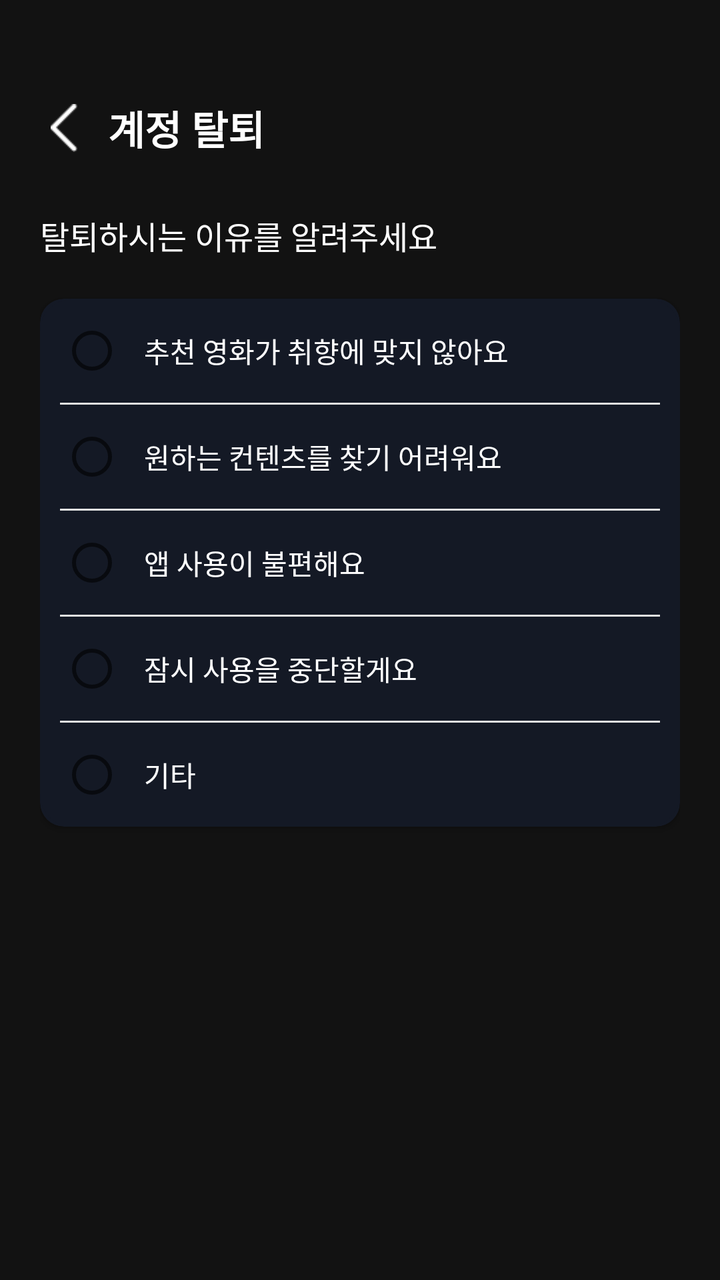
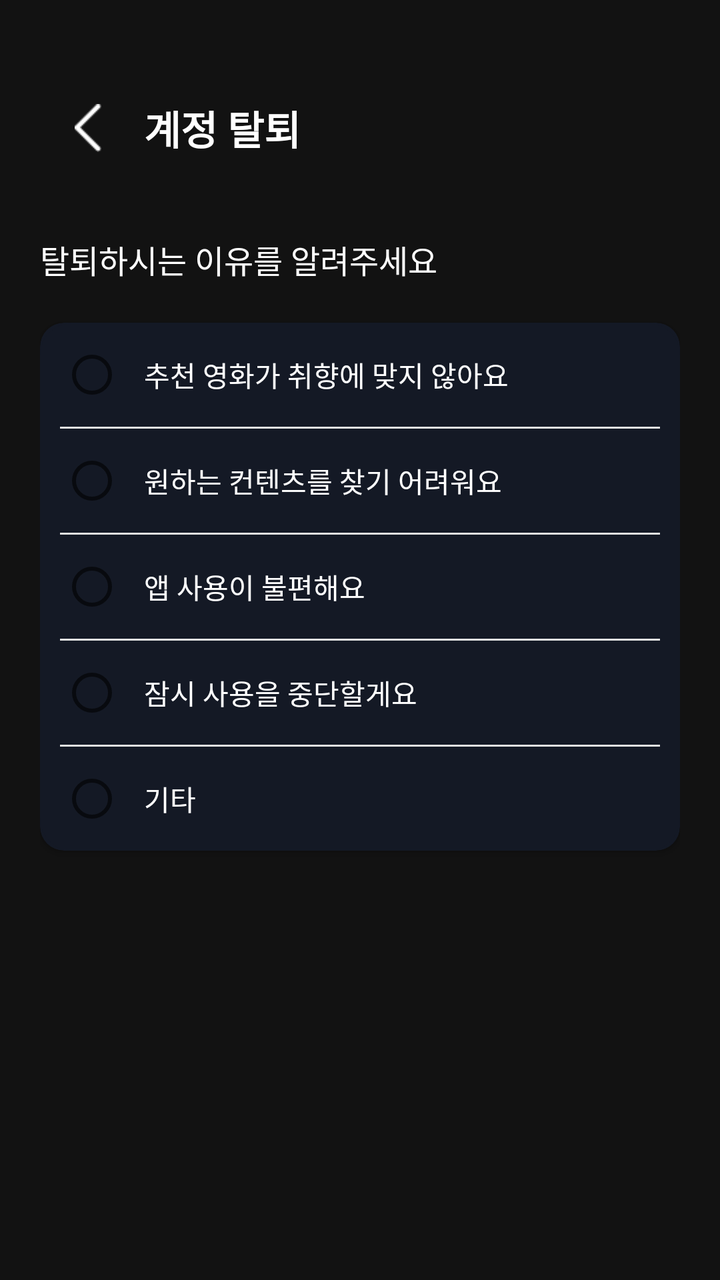

The first picture is an Android layout as it rendered before a commit; the second is the same layout after the commit. The layout source and the unified diff follow.
<!-- AndroidManifest.xml: activity theme Theme.AppCompat.Light.NoActionBar -->
<!-- res/layout/activity_delete_account.xml -->
<?xml version="1.0" encoding="utf-8"?>
<androidx.constraintlayout.widget.ConstraintLayout xmlns:android="http://schemas.android.com/apk/res/android"
    xmlns:app="http://schemas.android.com/apk/res-auto"
    xmlns:tools="http://schemas.android.com/tools"
    android:layout_width="match_parent"
    android:layout_height="match_parent"
    android:background="#121212"
    android:padding="20dp">

    <ImageView
        android:id="@+id/btn_back"
        android:layout_width="24dp"
        android:layout_height="24dp"
        android:src="@drawable/ic_back"
        app:tint="#FFFFFF"
        app:layout_constraintStart_toStartOf="parent"
        app:layout_constraintTop_toTopOf="parent"
        android:layout_marginTop="32dp"/>

    <TextView
        android:id="@+id/tv_title"
        android:layout_width="wrap_content"
        android:layout_height="wrap_content"
        android:text="계정 탈퇴"
        android:textColor="#FFFFFF"
        android:textSize="20sp"
        android:textStyle="bold"
        android:layout_marginStart="10dp"
        app:layout_constraintStart_toEndOf="@id/btn_back"
        app:layout_constraintTop_toTopOf="@id/btn_back"
        app:layout_constraintBottom_toBottomOf="@id/btn_back"/>

    <TextView
        android:id="@+id/tv_subtitle"
        android:layout_width="wrap_content"
        android:layout_height="wrap_content"
        android:text="탈퇴하시는 이유를 알려주세요"
        android:textColor="#FFFFFF"
        android:textSize="16sp"
        android:layout_marginTop="30dp"
        app:layout_constraintStart_toStartOf="parent"
        app:layout_constraintTop_toBottomOf="@id/btn_back"/>

    <androidx.cardview.widget.CardView
        android:id="@+id/card_reasons"
        android:layout_width="match_parent"
        android:layout_height="wrap_content"
        android:layout_marginTop="20dp"
        app:cardCornerRadius="12dp"
        app:cardBackgroundColor="#141925"
        app:layout_constraintTop_toBottomOf="@id/tv_subtitle">

        <RadioGroup
            android:id="@+id/radio_group_reasons"
            android:layout_width="match_parent"
            android:layout_height="wrap_content"
            android:background="@drawable/bg_rounded_navy"
            android:padding="10dp">

            <RadioButton
                android:id="@+id/rb_reason1"
                android:layout_width="match_parent"
                android:layout_height="wrap_content"
                android:text="추천 영화가 취향에 맞지 않아요"
                android:textColor="#FFFFFF"
                android:textSize="14sp"
                android:paddingStart="10dp"
                android:layout_marginBottom="10dp"/>

            <View android:layout_width="match_parent" android:layout_height="1dp" android:background="#E0E0E0"/>

            <RadioButton
                android:id="@+id/rb_reason2"
                android:layout_width="match_parent"
                android:layout_height="wrap_content"
                android:text="원하는 컨텐츠를 찾기 어려워요"
                android:textColor="#FFFFFF"
                android:textSize="14sp"
                android:paddingStart="10dp"
                android:layout_marginVertical="10dp"/>

            <View android:layout_width="match_parent" android:layout_height="1dp" android:background="#E0E0E0"/>

            <RadioButton
                android:id="@+id/rb_reason3"
                android:layout_width="match_parent"
                android:layout_height="wrap_content"
                android:text="앱 사용이 불편해요"
                android:textColor="#FFFFFF"
                android:textSize="14sp"
                android:paddingStart="10dp"
                android:layout_marginVertical="10dp"/>

            <View android:layout_width="match_parent" android:layout_height="1dp" android:background="#E0E0E0"/>

            <RadioButton
                android:id="@+id/rb_reason4"
                android:layout_width="match_parent"
                android:layout_height="wrap_content"
                android:text="잠시 사용을 중단할게요"
                android:textColor="#FFFFFF"
                android:textSize="14sp"
                android:paddingStart="10dp"
                android:layout_marginVertical="10dp"/>

            <View android:layout_width="match_parent" android:layout_height="1dp" android:background="#E0E0E0"/>

            <RadioButton
                android:id="@+id/rb_reason_etc"
                android:layout_width="match_parent"
                android:layout_height="wrap_content"
                android:text="기타"
                android:textColor="#FFFFFF"
                android:textSize="14sp"
                android:paddingStart="10dp"
                android:layout_marginTop="10dp"/>
        </RadioGroup>
    </androidx.cardview.widget.CardView>

    <EditText
        android:id="@+id/et_etc_reason"
        android:layout_width="match_parent"
        android:layout_height="120dp"
        android:layout_marginTop="16dp"
        android:background="@drawable/bg_rounded_white"
        android:hint="Enter the reason"
        android:gravity="top|start"
        android:padding="16dp"
        android:textSize="14sp"
        android:visibility="gone"
        app:layout_constraintTop_toBottomOf="@id/card_reasons"/>
    <Button
        android:id="@+id/btn_next"
        android:layout_width="match_parent"
        android:layout_height="56dp"
        android:text="계속하기"
        android:textColor="#FFFFFF"
        android:background="@drawable/bg_rounded_gray"
        android:visibility="gone"
        android:layout_marginBottom="30dp"
        app:layout_constraintBottom_toBottomOf="parent"
        app:layout_constraintStart_toStartOf="parent"
        app:layout_constraintEnd_toEndOf="parent"
        app:backgroundTint="@null"/>

</androidx.constraintlayout.widget.ConstraintLayout>
<!-- resources referenced by this layout -->
<resources>
  <!-- drawable bg_rounded_gray (drawable) -->
  <?xml version="1.0" encoding="utf-8"?>
  <shape xmlns:android="http://schemas.android.com/apk/res/android">
      <solid android:color="#6A7282"/> <corners android:radius="16.4dp"/>
  </shape>
  <!-- drawable bg_rounded_navy (drawable) -->
  <?xml version="1.0" encoding="utf-8"?>
  <shape xmlns:android="http://schemas.android.com/apk/res/android">
      <solid android:color="#141925"/> <corners android:radius="16.4dp"/>
  </shape>
  <!-- drawable bg_rounded_white (drawable) -->
  <?xml version="1.0" encoding="utf-8"?>
  <shape xmlns:android="http://schemas.android.com/apk/res/android">
      <solid android:color="#FFFFFF"/> <corners android:radius="20dp"/> </shape>
  <!-- drawable ic_back: png bitmap (drawable, 178 bytes) -->
</resources>

<!-- the commit's change to res/layout/activity_delete_account.xml (unified diff, before → after) -->
@@ -4,28 +4,33 @@
     xmlns:tools="http://schemas.android.com/tools"
     android:layout_width="match_parent"
     android:layout_height="match_parent"
-    android:background="#121212"
+    android:background="@color/app_background"
     android:padding="20dp">
 
     <ImageView
         android:id="@+id/btn_back"
-        android:layout_width="24dp"
-        android:layout_height="24dp"
+        android:layout_width="48dp"
+        android:layout_height="48dp"
+        android:padding="12dp"
+        android:contentDescription="뒤로 가기"
+        android:background="?attr/selectableItemBackgroundBorderless"
+        android:clickable="true"
+        android:focusable="true"
         android:src="@drawable/ic_back"
-        app:tint="#FFFFFF"
+        app:tint="@color/on_surface_dark"
         app:layout_constraintStart_toStartOf="parent"
         app:layout_constraintTop_toTopOf="parent"
-        android:layout_marginTop="32dp"/>
+        android:layout_marginTop="20dp"/>
 
     <TextView
         android:id="@+id/tv_title"
         android:layout_width="wrap_content"
         android:layout_height="wrap_content"
         android:text="계정 탈퇴"
-        android:textColor="#FFFFFF"
+        android:textColor="@color/on_surface_dark"
         android:textSize="20sp"
         android:textStyle="bold"
-        android:layout_marginStart="10dp"
+        android:layout_marginStart="4dp"
         app:layout_constraintStart_toEndOf="@id/btn_back"
         app:layout_constraintTop_toTopOf="@id/btn_back"
         app:layout_constraintBottom_toBottomOf="@id/btn_back"/>
@@ -35,7 +40,7 @@
         android:layout_width="wrap_content"
         android:layout_height="wrap_content"
         android:text="탈퇴하시는 이유를 알려주세요"
-        android:textColor="#FFFFFF"
+        android:textColor="@color/on_surface_dark"
         android:textSize="16sp"
         android:layout_marginTop="30dp"
         app:layout_constraintStart_toStartOf="parent"
@@ -47,7 +52,7 @@
         android:layout_height="wrap_content"
         android:layout_marginTop="20dp"
         app:cardCornerRadius="12dp"
-        app:cardBackgroundColor="#141925"
+        app:cardBackgroundColor="@color/card_reason_dark"
         app:layout_constraintTop_toBottomOf="@id/tv_subtitle">
 
         <RadioGroup
@@ -62,55 +67,55 @@
                 android:layout_width="match_parent"
                 android:layout_height="wrap_content"
                 android:text="추천 영화가 취향에 맞지 않아요"
-                android:textColor="#FFFFFF"
+                android:textColor="@color/on_surface_dark"
                 android:textSize="14sp"
                 android:paddingStart="10dp"
                 android:layout_marginBottom="10dp"/>
 
-            <View android:layout_width="match_parent" android:layout_height="1dp" android:background="#E0E0E0"/>
+            <View android:layout_width="match_parent" android:layout_height="1dp" android:background="@color/neutral_divider"/>
 
             <RadioButton
                 android:id="@+id/rb_reason2"
                 android:layout_width="match_parent"
                 android:layout_height="wrap_content"
                 android:text="원하는 컨텐츠를 찾기 어려워요"
-                android:textColor="#FFFFFF"
+                android:textColor="@color/on_surface_dark"
                 android:textSize="14sp"
                 android:paddingStart="10dp"
                 android:layout_marginVertical="10dp"/>
 
-            <View android:layout_width="match_parent" android:layout_height="1dp" android:background="#E0E0E0"/>
+            <View android:layout_width="match_parent" android:layout_height="1dp" android:background="@color/neutral_divider"/>
 
             <RadioButton
                 android:id="@+id/rb_reason3"
                 android:layout_width="match_parent"
                 android:layout_height="wrap_content"
                 android:text="앱 사용이 불편해요"
-                android:textColor="#FFFFFF"
+                android:textColor="@color/on_surface_dark"
                 android:textSize="14sp"
                 android:paddingStart="10dp"
                 android:layout_marginVertical="10dp"/>
 
-            <View android:layout_width="match_parent" android:layout_height="1dp" android:background="#E0E0E0"/>
+            <View android:layout_width="match_parent" android:layout_height="1dp" android:background="@color/neutral_divider"/>
 
             <RadioButton
                 android:id="@+id/rb_reason4"
                 android:layout_width="match_parent"
                 android:layout_height="wrap_content"
                 android:text="잠시 사용을 중단할게요"
-                android:textColor="#FFFFFF"
+                android:textColor="@color/on_surface_dark"
                 android:textSize="14sp"
                 android:paddingStart="10dp"
                 android:layout_marginVertical="10dp"/>
 
-            <View android:layout_width="match_parent" android:layout_height="1dp" android:background="#E0E0E0"/>
+            <View android:layout_width="match_parent" android:layout_height="1dp" android:background="@color/neutral_divider"/>
 
             <RadioButton
                 android:id="@+id/rb_reason_etc"
                 android:layout_width="match_parent"
                 android:layout_height="wrap_content"
                 android:text="기타"
-                android:textColor="#FFFFFF"
+                android:textColor="@color/on_surface_dark"
                 android:textSize="14sp"
                 android:paddingStart="10dp"
                 android:layout_marginTop="10dp"/>
@@ -134,7 +139,7 @@
         android:layout_width="match_parent"
         android:layout_height="56dp"
         android:text="계속하기"
-        android:textColor="#FFFFFF"
+        android:textColor="@color/on_surface_dark"
         android:background="@drawable/bg_rounded_gray"
         android:visibility="gone"
         android:layout_marginBottom="30dp"
<!-- resource entries referenced after the edit -->
@@ -1,5 +1,9 @@
 <!-- resources referenced by this layout -->
 <resources>
+  <color name="app_background">#121212</color>
+  <color name="card_reason_dark">#141925</color>
+  <color name="neutral_divider">#E0E0E0</color>
+  <color name="on_surface_dark">#FFFFFF</color>
   <!-- drawable bg_rounded_gray (drawable) -->
   <?xml version="1.0" encoding="utf-8"?>
   <shape xmlns:android="http://schemas.android.com/apk/res/android">
